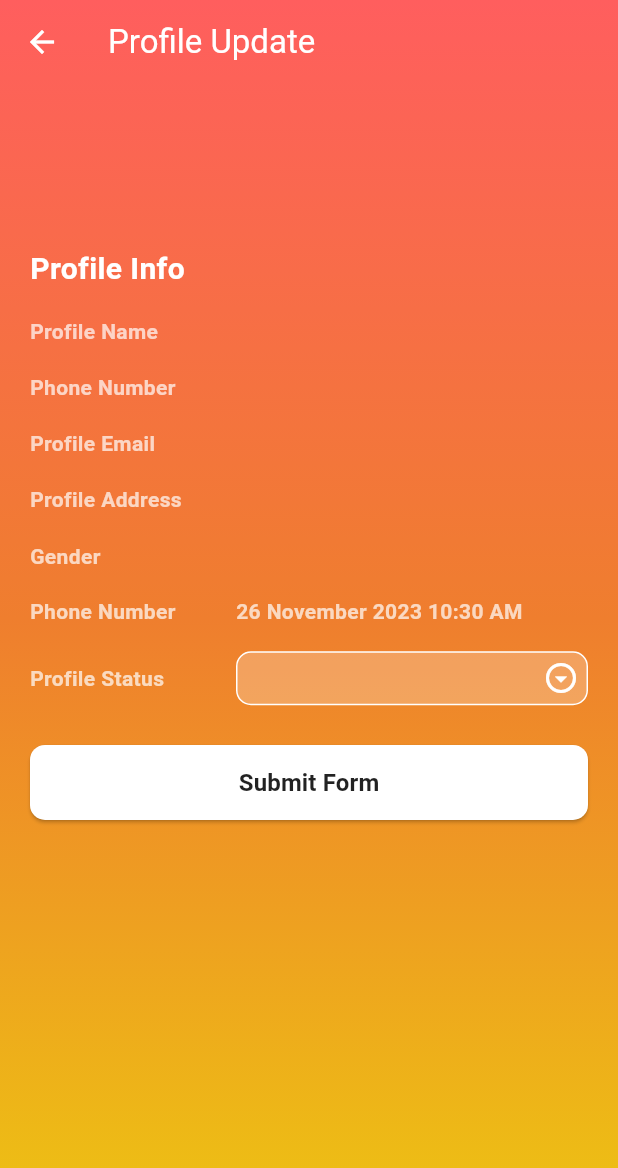
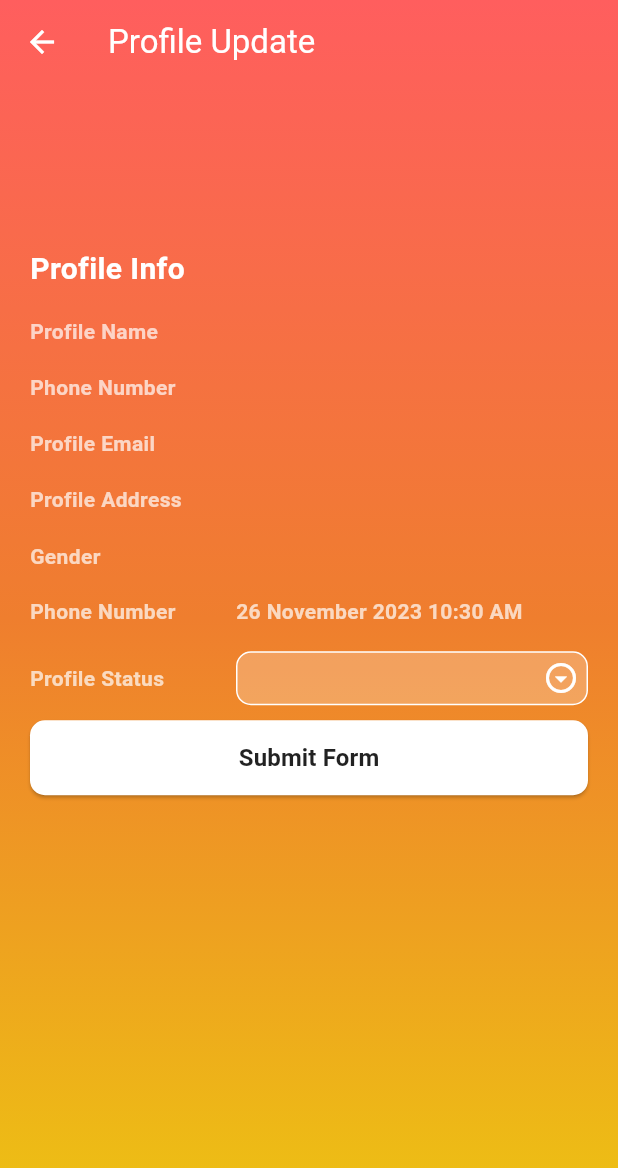
Before and after one commit to mynameisarwan/flutter_firebaseapp, a Flutter app: the UserScreen screen opened directly with empty values, on a phone screen of 412 x 824 dp. Shown: the top 1168 px of the screen. Run offline on Flutter 3.47's test engine with Material 3 defaults, Android fonts, the phone set to English and light mode, and no system bars; our stand-ins replace cloud_firestore, firebase_auth, firebase_core, get; accounts and stored records are empty.

Commit message:
update clean code

```diff
--- a/lib/src/screens/user_screen.dart
+++ b/lib/src/screens/user_screen.dart
@@ -283,6 +283,7 @@ class UserScreen extends StatelessWidget {
                                     ),
                                   ),
                                   FittedBox(
+                                    // userStatusTextController
                                     child: DisplayButtomSheetComboboxTemplate(
                                       selectedvalue: user.profileStatus,
                                       statuslist: const [
@@ -297,9 +298,6 @@ class UserScreen extends StatelessWidget {
                             ),
                           ),
                         ],
-                      ),
-                      SizedBox(
-                        height: screenSize.height / 50,
                       ),
                       ButtonTemplate(
                         buttonText: 'Submit Form',
```
Also changed, not shown: lib/src/common_widgets/template_displaybottomsheet.dart (+1 -41 lines), lib/src/features/controllers/radiobutton_controller.dart (+6 -5 lines).
